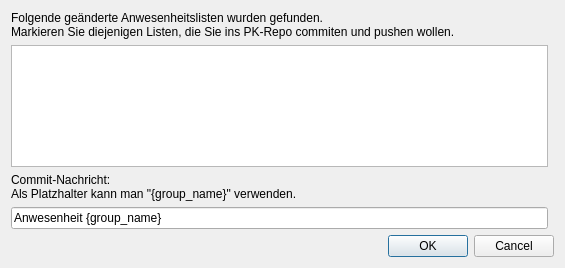
Qt form git_interactions.ui (jakobkogler/pk-tool) before a commit.
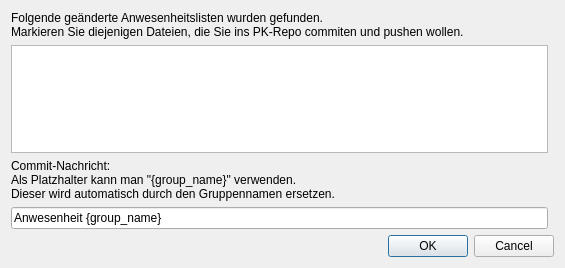
The same form after that commit.

Commit message: Better explanation

Patch:
```diff
--- a/git_interactions.ui
+++ b/git_interactions.ui
@@ -17,7 +17,7 @@
    <item row="2" column="0">
     <widget class="QLabel" name="commit_message_label">
      <property name="text">
-      <string>&lt;html&gt;&lt;head/&gt;&lt;body&gt;&lt;p&gt;Commit-Nachricht: &lt;br&gt;Als Platzhalter kann man &amp;quot;{group_name}&amp;quot; verwenden. &lt;/p&gt;&lt;/body&gt;&lt;/html&gt;</string>
+      <string>&lt;html&gt;&lt;head/&gt;&lt;body&gt;&lt;p&gt;Commit-Nachricht: &lt;br&gt;Als Platzhalter kann man &amp;quot;{group_name}&amp;quot; verwenden. &lt;br&gt;Dieser wird automatisch durch den Gruppennamen ersetzen.&lt;/p&gt;&lt;/body&gt;&lt;/html&gt;</string>
      </property>
     </widget>
    </item>
@@ -44,7 +44,7 @@
    <item row="0" column="0">
     <widget class="QLabel" name="explanation_label">
      <property name="text">
-      <string>&lt;html&gt;&lt;head/&gt;&lt;body&gt;&lt;p&gt;Folgende geänderte Anwesenheitslisten wurden gefunden.&lt;br&gt;Markieren Sie diejenigen Listen, die Sie ins PK-Repo commiten und pushen wollen. &lt;/p&gt;&lt;/body&gt;&lt;/html&gt;</string>
+      <string>&lt;html&gt;&lt;head/&gt;&lt;body&gt;&lt;p&gt;Folgende geänderte Anwesenheitslisten wurden gefunden.&lt;br&gt;Markieren Sie diejenigen Dateien, die Sie ins PK-Repo commiten und pushen wollen. &lt;/p&gt;&lt;/body&gt;&lt;/html&gt;</string>
      </property>
     </widget>
    </item>
```
The commit also changes 1 other file.
